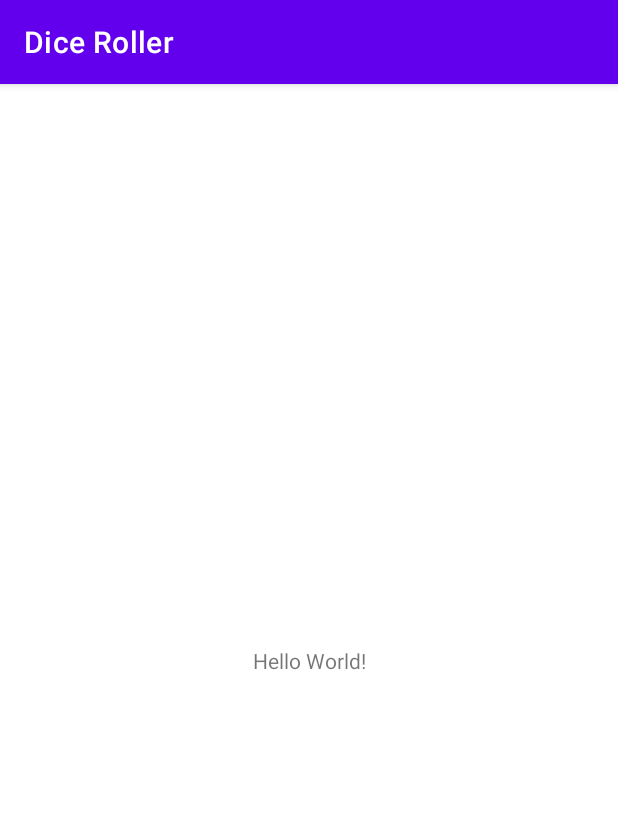
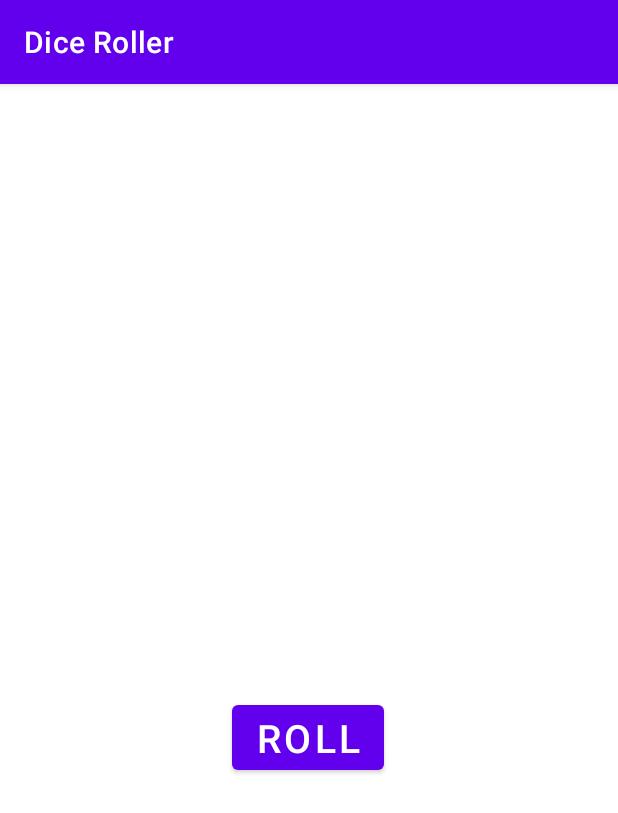
Before and after one commit to Deep3543/DiceRoller, an Android app: the screen it shows after launch (MainActivity), on a phone screen of 412 x 824 dp. Shown: the top 813 px of the screen. Run offline under Robolectric (Android 15) with nearby library versions, the phone set to English and light mode, and no system bars.

Commit message:
Added a button called Roll

```diff
--- a/app/src/main/res/layout/activity_main.xml
+++ b/app/src/main/res/layout/activity_main.xml
@@ -7,12 +7,26 @@
     tools:context=".MainActivity">
 
     <TextView
+        android:id="@+id/textView2"
         android:layout_width="wrap_content"
         android:layout_height="wrap_content"
-        android:text="Hello World!"
+        android:textSize="36sp"
         app:layout_constraintBottom_toBottomOf="parent"
         app:layout_constraintLeft_toLeftOf="parent"
         app:layout_constraintRight_toRightOf="parent"
-        app:layout_constraintTop_toTopOf="parent" />
+        app:layout_constraintTop_toTopOf="parent"
+        tools:text="1" />
+
+    <Button
+        android:id="@+id/button2"
+        android:layout_width="wrap_content"
+        android:layout_height="wrap_content"
+        android:layout_marginTop="48dp"
+        android:text="@string/roll"
+        android:textSize="26sp"
+        app:layout_constraintEnd_toEndOf="parent"
+        app:layout_constraintHorizontal_bias="0.498"
+        app:layout_constraintStart_toStartOf="parent"
+        app:layout_constraintTop_toTopOf="@+id/textView2" />
 
 </androidx.constraintlayout.widget.ConstraintLayout>
--- a/app/src/main/res/values/strings.xml
+++ b/app/src/main/res/values/strings.xml
@@ -1,3 +1,4 @@
 <resources>
     <string name="app_name">Dice Roller</string>
+    <string name="roll">Roll</string>
 </resources>
```
